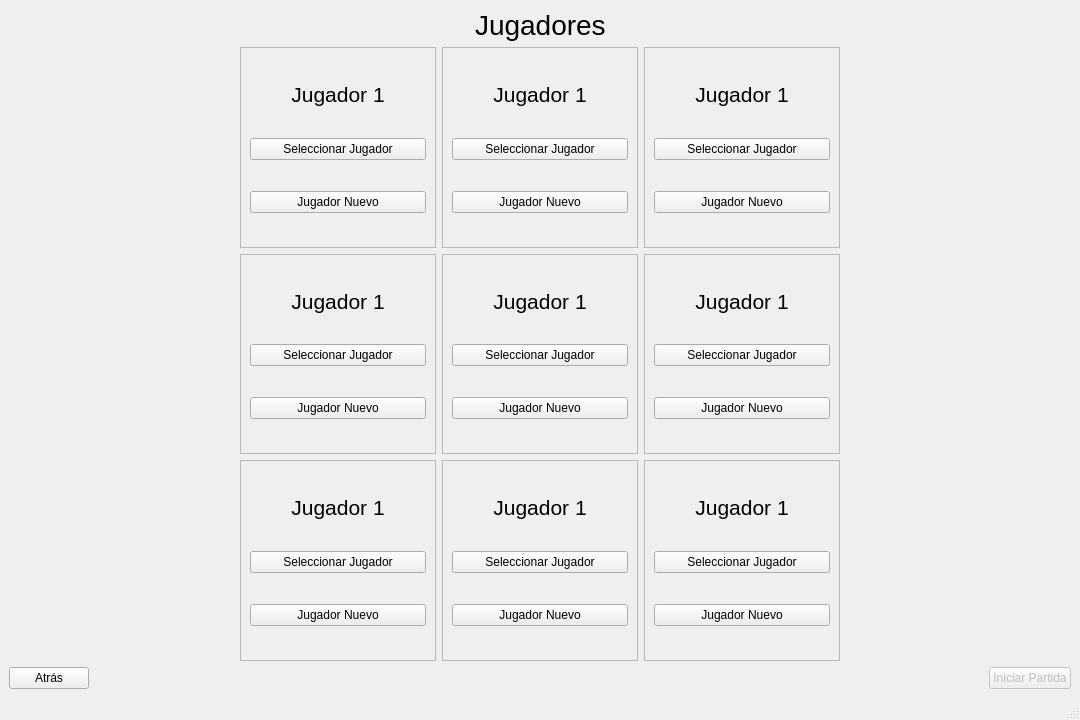
This is vista/UI/VistaGrillaJugadores.ui in fiorellavaldez/TF_LOS_8_ESCALONES as Qt 5 draws it before an edit. The edited form follows.
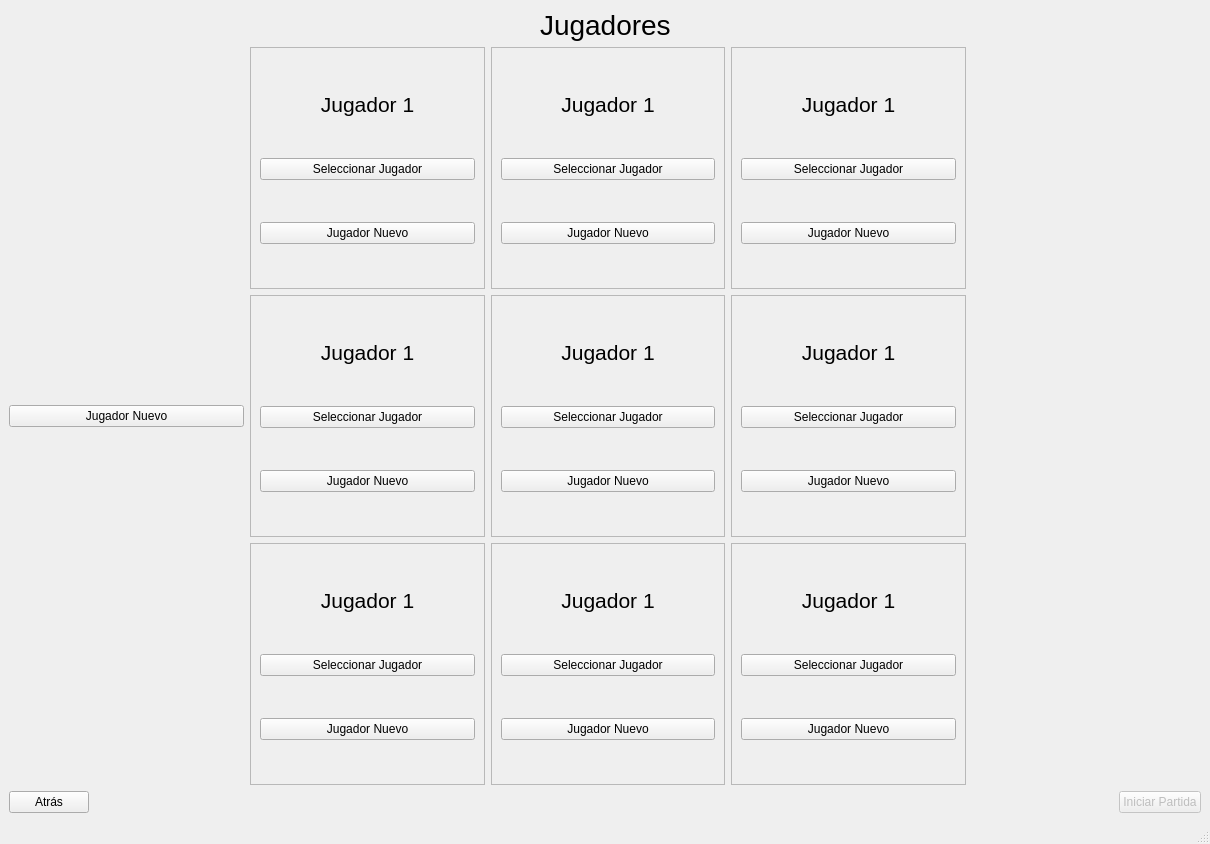
This is the edited form.

Commit message: vista juego

What changed in the file:
```diff
--- a/vista/UI/VistaGrillaJugadores.ui
+++ b/vista/UI/VistaGrillaJugadores.ui
@@ -6,8 +6,8 @@
    <rect>
     <x>0</x>
     <y>0</y>
-    <width>1080</width>
-    <height>720</height>
+    <width>1210</width>
+    <height>844</height>
    </rect>
   </property>
   <property name="windowTitle">
@@ -59,14 +59,23 @@
     </item>
     <item>
      <layout class="QGridLayout" name="gridLayout">
+      <property name="sizeConstraint">
+       <enum>QLayout::SizeConstraint::SetNoConstraint</enum>
+      </property>
       <property name="leftMargin">
-       <number>231</number>
+       <number>0</number>
       </property>
       <property name="rightMargin">
-       <number>231</number>
+       <number>0</number>
       </property>
-      <item row="1" column="0">
+      <item row="1" column="1">
        <widget class="QFrame" name="frame_16">
+        <property name="sizePolicy">
+         <sizepolicy hsizetype="Expanding" vsizetype="Expanding">
+          <horstretch>0</horstretch>
+          <verstretch>0</verstretch>
+         </sizepolicy>
+        </property>
         <property name="frameShape">
          <enum>QFrame::Shape::StyledPanel</enum>
         </property>
@@ -167,119 +176,23 @@
         </layout>
        </widget>
       </item>
-      <item row="2" column="1">
-       <widget class="QFrame" name="frame_15">
-        <property name="frameShape">
-         <enum>QFrame::Shape::StyledPanel</enum>
+      <item row="0" column="3">
+       <widget class="QFrame" name="frame_13">
+        <property name="sizePolicy">
+         <sizepolicy hsizetype="Expanding" vsizetype="Expanding">
+          <horstretch>0</horstretch>
+          <verstretch>0</verstretch>
+         </sizepolicy>
         </property>
-        <property name="frameShadow">
-         <enum>QFrame::Shadow::Raised</enum>
-        </property>
-        <layout class="QVBoxLayout" name="verticalLayout_9">
-         <item>
-          <spacer name="verticalSpacer_147">
-           <property name="orientation">
-            <enum>Qt::Orientation::Vertical</enum>
-           </property>
-           <property name="sizeHint" stdset="0">
-            <size>
-             <width>20</width>
-             <height>40</height>
-            </size>
-           </property>
-          </spacer>
-         </item>
-         <item>
-          <widget class="QLabel" name="label_56">
-           <property name="enabled">
-            <bool>true</bool>
-           </property>
-           <property name="sizePolicy">
-            <sizepolicy hsizetype="Minimum" vsizetype="Minimum">
-             <horstretch>0</horstretch>
-             <verstretch>0</verstretch>
-            </sizepolicy>
-           </property>
-           <property name="font">
-            <font>
-             <pointsize>16</pointsize>
-            </font>
-           </property>
-           <property name="text">
-            <string>Jugador 1</string>
-           </property>
-           <property name="alignment">
-            <set>Qt::AlignmentFlag::AlignCenter</set>
-           </property>
-          </widget>
-         </item>
-         <item>
-          <spacer name="verticalSpacer_148">
-           <property name="orientation">
-            <enum>Qt::Orientation::Vertical</enum>
-           </property>
-           <property name="sizeHint" stdset="0">
-            <size>
-             <width>20</width>
-             <height>40</height>
-            </size>
-           </property>
-          </spacer>
-         </item>
-         <item>
-          <widget class="QPushButton" name="pushButton_113">
-           <property name="text">
-            <string>Seleccionar Jugador</string>
-           </property>
-          </widget>
-         </item>
-         <item>
-          <spacer name="verticalSpacer_149">
-           <property name="orientation">
-            <enum>Qt::Orientation::Vertical</enum>
-           </property>
-           <property name="sizeHint" stdset="0">
-            <size>
-             <width>20</width>
-             <height>40</height>
-            </size>
-           </property>
-          </spacer>
-         </item>
-         <item>
-          <widget class="QPushButton" name="pushButton_114">
-           <property name="text">
-            <string>Jugador Nuevo</string>
-           </property>
-          </widget>
-         </item>
-         <item>
-          <spacer name="verticalSpacer_6">
-           <property name="orientation">
-            <enum>Qt::Orientation::Vertical</enum>
-           </property>
-           <property name="sizeHint" stdset="0">
-            <size>
-             <width>20</width>
-             <height>40</height>
-            </size>
-           </property>
-          </spacer>
-         </item>
-        </layout>
-       </widget>
-      </item>
-      <item row="0" column="1">
-       <widget class="QFrame" name="frame_12">
         <property name="frameShape">
          <enum>QFrame::Shape::StyledPanel</enum>
         </property>
         <property name="frameShadow">
          <enum>QFrame::Shadow::Raised</enum>
         </property>
-        <layout class="QVBoxLayout" name="verticalLayout_4">
+        <layout class="QVBoxLayout" name="verticalLayout_7">
          <item>
-          <spacer name="verticalSpacer_138">
+          <spacer name="verticalSpacer_141">
            <property name="orientation">
             <enum>Qt::Orientation::Vertical</enum>
            </property>
@@ -292,7 +205,7 @@
           </spacer>
          </item>
          <item>
-          <widget class="QLabel" name="label_53">
+          <widget class="QLabel" name="label_54">
            <property name="enabled">
             <bool>true</bool>
            </property>
@@ -316,7 +229,7 @@
           </widget>
          </item>
          <item>
-          <spacer name="verticalSpacer_139">
+          <spacer name="verticalSpacer_142">
            <property name="orientation">
             <enum>Qt::Orientation::Vertical</enum>
            </property>
@@ -329,14 +242,14 @@
           </spacer>
          </item>
          <item>
-          <widget class="QPushButton" name="pushButton_107">
+          <widget class="QPushButton" name="pushButton_109">
            <property name="text">
             <string>Seleccionar Jugador</string>
            </property>
           </widget>
          </item>
          <item>
-          <spacer name="verticalSpacer_140">
+          <spacer name="verticalSpacer_143">
            <property name="orientation">
             <enum>Qt::Orientation::Vertical</enum>
            </property>
@@ -349,14 +262,14 @@
           </spacer>
          </item>
          <item>
-          <widget class="QPushButton" name="pushButton_108">
+          <widget class="QPushButton" name="pushButton_110">
            <property name="text">
             <string>Jugador Nuevo</string>
            </property>
           </widget>
          </item>
          <item>
-          <spacer name="verticalSpacer_3">
+          <spacer name="verticalSpacer_4">
            <property name="orientation">
             <enum>Qt::Orientation::Vertical</enum>
            </property>
@@ -371,110 +284,14 @@
         </layout>
        </widget>
       </item>
-      <item row="1" column="1">
-       <widget class="QFrame" name="frame_14">
-        <property name="frameShape">
-         <enum>QFrame::Shape::StyledPanel</enum>
-        </property>
-        <property name="frameShadow">
-         <enum>QFrame::Shadow::Raised</enum>
-        </property>
-        <layout class="QVBoxLayout" name="verticalLayout_8">
-         <item>
-          <spacer name="verticalSpacer_144">
-           <property name="orientation">
-            <enum>Qt::Orientation::Vertical</enum>
-           </property>
-           <property name="sizeHint" stdset="0">
-            <size>
-             <width>20</width>
-             <height>40</height>
-            </size>
-           </property>
-          </spacer>
-         </item>
-         <item>
-          <widget class="QLabel" name="label_55">
-           <property name="enabled">
-            <bool>true</bool>
-           </property>
-           <property name="sizePolicy">
-            <sizepolicy hsizetype="Minimum" vsizetype="Minimum">
-             <horstretch>0</horstretch>
-             <verstretch>0</verstretch>
-            </sizepolicy>
-           </property>
-           <property name="font">
-            <font>
-             <pointsize>16</pointsize>
-            </font>
-           </property>
-           <property name="text">
-            <string>Jugador 1</string>
-           </property>
-           <property name="alignment">
-            <set>Qt::AlignmentFlag::AlignCenter</set>
-           </property>
-          </widget>
-         </item>
-         <item>
-          <spacer name="verticalSpacer_145">
-           <property name="orientation">
-            <enum>Qt::Orientation::Vertical</enum>
-           </property>
-           <property name="sizeHint" stdset="0">
-            <size>
-             <width>20</width>
-             <height>40</height>
-            </size>
-           </property>
-          </spacer>
-         </item>
-         <item>
-          <widget class="QPushButton" name="pushButton_111">
-           <property name="text">
-            <string>Seleccionar Jugador</string>
-           </property>
-          </widget>
-         </item>
-         <item>
-          <spacer name="verticalSpacer_146">
-           <property name="orientation">
-            <enum>Qt::Orientation::Vertical</enum>
-           </property>
-           <property name="sizeHint" stdset="0">
-            <size>
-             <width>20</width>
-             <height>40</height>
-            </size>
-           </property>
-          </spacer>
-         </item>
-         <item>
-          <widget class="QPushButton" name="pushButton_112">
-           <property name="text">
-            <string>Jugador Nuevo</string>
-           </property>
-          </widget>
-         </item>
-         <item>
-          <spacer name="verticalSpacer_5">
-           <property name="orientation">
-            <enum>Qt::Orientation::Vertical</enum>
-           </property>
-           <property name="sizeHint" stdset="0">
-            <size>
-             <width>20</width>
-             <height>40</height>
-            </size>
-           </property>
-          </spacer>
-         </item>
-        </layout>
-       </widget>
-      </item>
-      <item row="1" column="2">
+      <item row="1" column="3">
        <widget class="QFrame" name="frame_17">
+        <property name="sizePolicy">
+         <sizepolicy hsizetype="Expanding" vsizetype="Expanding">
+          <horstretch>0</horstretch>
+          <verstretch>0</verstretch>
+         </sizepolicy>
+        </property>
         <property name="frameShape">
          <enum>QFrame::Shape::StyledPanel</enum>
         </property>
@@ -575,8 +392,230 @@
         </layout>
        </widget>
       </item>
-      <item row="2" column="0">
+      <item row="2" column="3">
+       <widget class="QFrame" name="frame_19">
+        <property name="sizePolicy">
+         <sizepolicy hsizetype="Expanding" vsizetype="Expanding">
+          <horstretch>0</horstretch>
+          <verstretch>0</verstretch>
+         </sizepolicy>
+        </property>
+        <property name="frameShape">
+         <enum>QFrame::Shape::StyledPanel</enum>
+        </property>
+        <property name="frameShadow">
+         <enum>QFrame::Shadow::Raised</enum>
+        </property>
+        <layout class="QVBoxLayout" name="verticalLayout_30">
+         <item>
+          <spacer name="verticalSpacer_159">
+           <property name="orientation">
+            <enum>Qt::Orientation::Vertical</enum>
+           </property>
+           <property name="sizeHint" stdset="0">
+            <size>
+             <width>20</width>
+             <height>40</height>
+            </size>
+           </property>
+          </spacer>
+         </item>
+         <item>
+          <widget class="QLabel" name="label_60">
+           <property name="enabled">
+            <bool>true</bool>
+           </property>
+           <property name="sizePolicy">
+            <sizepolicy hsizetype="Minimum" vsizetype="Minimum">
+             <horstretch>0</horstretch>
+             <verstretch>0</verstretch>
+            </sizepolicy>
+           </property>
+           <property name="font">
+            <font>
+             <pointsize>16</pointsize>
+            </font>
+           </property>
+           <property name="text">
+            <string>Jugador 1</string>
+           </property>
+           <property name="alignment">
+            <set>Qt::AlignmentFlag::AlignCenter</set>
+           </property>
+          </widget>
+         </item>
+         <item>
+          <spacer name="verticalSpacer_160">
+           <property name="orientation">
+            <enum>Qt::Orientation::Vertical</enum>
+           </property>
+           <property name="sizeHint" stdset="0">
+            <size>
+             <width>20</width>
+             <height>40</height>
+            </size>
+           </property>
+          </spacer>
+         </item>
+         <item>
+          <widget class="QPushButton" name="pushButton_121">
+           <property name="text">
+            <string>Seleccionar Jugador</string>
+           </property>
+          </widget>
+         </item>
+         <item>
+          <spacer name="verticalSpacer_161">
+           <property name="orientation">
+            <enum>Qt::Orientation::Vertical</enum>
+           </property>
+           <property name="sizeHint" stdset="0">
+            <size>
+             <width>20</width>
+             <height>40</height>
+            </size>
+           </property>
+          </spacer>
+         </item>
+         <item>
+          <widget class="QPushButton" name="pushButton_122">
+           <property name="text">
+            <string>Jugador Nuevo</string>
+           </property>
+          </widget>
+         </item>
+         <item>
+          <spacer name="verticalSpacer_10">
+           <property name="orientation">
+            <enum>Qt::Orientation::Vertical</enum>
+           </property>
+           <property name="sizeHint" stdset="0">
+            <size>
+             <width>20</width>
+             <height>40</height>
+            </size>
+           </property>
+          </spacer>
+         </item>
+        </layout>
+       </widget>
+      </item>
+      <item row="0" column="2">
+       <widget class="QFrame" name="frame_12">
+        <property name="sizePolicy">
+         <sizepolicy hsizetype="Expanding" vsizetype="Expanding">
+          <horstretch>0</horstretch>
+          <verstretch>0</verstretch>
+         </sizepolicy>
+        </property>
+        <property name="frameShape">
+         <enum>QFrame::Shape::StyledPanel</enum>
+        </property>
+        <property name="frameShadow">
+         <enum>QFrame::Shadow::Raised</enum>
+        </property>
+        <layout class="QVBoxLayout" name="verticalLayout_4">
+         <item>
+          <spacer name="verticalSpacer_138">
+           <property name="orientation">
+            <enum>Qt::Orientation::Vertical</enum>
+           </property>
+           <property name="sizeHint" stdset="0">
+            <size>
+             <width>20</width>
+             <height>40</height>
+            </size>
+           </property>
+          </spacer>
+         </item>
+         <item>
+          <widget class="QLabel" name="label_53">
+           <property name="enabled">
+            <bool>true</bool>
+           </property>
+           <property name="sizePolicy">
+            <sizepolicy hsizetype="Minimum" vsizetype="Minimum">
+             <horstretch>0</horstretch>
+             <verstretch>0</verstretch>
+            </sizepolicy>
+           </property>
+           <property name="font">
+            <font>
+             <pointsize>16</pointsize>
+            </font>
+           </property>
+           <property name="text">
+            <string>Jugador 1</string>
+           </property>
+           <property name="alignment">
+            <set>Qt::AlignmentFlag::AlignCenter</set>
+           </property>
+          </widget>
+         </item>
+         <item>
+          <spacer name="verticalSpacer_139">
+           <property name="orientation">
+            <enum>Qt::Orientation::Vertical</enum>
+           </property>
+           <property name="sizeHint" stdset="0">
+            <size>
+             <width>20</width>
+             <height>40</height>
+            </size>
+           </property>
+          </spacer>
+         </item>
+         <item>
+          <widget class="QPushButton" name="pushButton_107">
+           <property name="text">
+            <string>Seleccionar Jugador</string>
+           </property>
+          </widget>
+         </item>
+         <item>
+          <spacer name="verticalSpacer_140">
+           <property name="orientation">
+            <enum>Qt::Orientation::Vertical</enum>
+           </property>
+           <property name="sizeHint" stdset="0">
+            <size>
+             <width>20</width>
+             <height>40</height>
+            </size>
+           </property>
+          </spacer>
+         </item>
+         <item>
+          <widget class="QPushButton" name="pushButton_108">
+           <property name="text">
+            <string>Jugador Nuevo</string>
+           </property>
+          </widget>
+         </item>
+         <item>
+          <spacer name="verticalSpacer_3">
+           <property name="orientation">
+            <enum>Qt::Orientation::Vertical</enum>
+           </property>
+           <property name="sizeHint" stdset="0">
+            <size>
+             <width>20</width>
+             <height>40</height>
+            </size>
+           </property>
+          </spacer>
+         </item>
+        </layout>
+       </widget>
+      </item>
+      <item row="2" column="1">
        <widget class="QFrame" name="frame_18">
+        <property name="sizePolicy">
+         <sizepolicy hsizetype="Expanding" vsizetype="Expanding">
+          <horstretch>0</horstretch>
+          <verstretch>0</verstretch>
+         </sizepolicy>
+        </property>
         <property name="frameShape">
          <enum>QFrame::Shape::StyledPanel</enum>
         </property>
@@ -677,17 +716,131 @@
         </layout>
        </widget>
       </item>
+      <item row="1" column="2">
+       <widget class="QFrame" name="frame_14">
+        <property name="sizePolicy">
+         <sizepolicy hsizetype="Expanding" vsizetype="Expanding">
+          <horstretch>0</horstretch>
+          <verstretch>0</verstretch>
+         </sizepolicy>
+        </property>
+        <property name="frameShape">
+         <enum>QFrame::Shape::StyledPanel</enum>
+        </property>
+        <property name="frameShadow">
+         <enum>QFrame::Shadow::Raised</enum>
+        </property>
+        <layout class="QVBoxLayout" name="verticalLayout_8">
+         <item>
+          <spacer name="verticalSpacer_144">
+           <property name="orientation">
+            <enum>Qt::Orientation::Vertical</enum>
+           </property>
+           <property name="sizeHint" stdset="0">
+            <size>
+             <width>20</width>
+             <height>40</height>
+            </size>
+           </property>
+          </spacer>
+         </item>
+         <item>
+          <widget class="QLabel" name="label_55">
+           <property name="enabled">
+            <bool>true</bool>
+           </property>
+           <property name="sizePolicy">
+            <sizepolicy hsizetype="Minimum" vsizetype="Minimum">
+             <horstretch>0</horstretch>
+             <verstretch>0</verstretch>
+            </sizepolicy>
+           </property>
+           <property name="font">
+            <font>
+             <pointsize>16</pointsize>
+            </font>
+           </property>
+           <property name="text">
+            <string>Jugador 1</string>
+           </property>
+           <property name="alignment">
+            <set>Qt::AlignmentFlag::AlignCenter</set>
+           </property>
+          </widget>
+         </item>
+         <item>
+          <spacer name="verticalSpacer_145">
+           <property name="orientation">
+            <enum>Qt::Orientation::Vertical</enum>
+           </property>
+           <property name="sizeHint" stdset="0">
+            <size>
+             <width>20</width>
+             <height>40</height>
+            </size>
+           </property>
+          </spacer>
+         </item>
+         <item>
+          <widget class="QPushButton" name="pushButton_111">
+           <property name="text">
+            <string>Seleccionar Jugador</string>
+           </property>
+          </widget>
+         </item>
+         <item>
+          <spacer name="verticalSpacer_146">
+           <property name="orientation">
+            <enum>Qt::Orientation::Vertical</enum>
+           </property>
+           <property name="sizeHint" stdset="0">
+            <size>
+             <width>20</width>
+             <height>40</height>
+            </size>
+           </property>
+          </spacer>
+         </item>
+         <item>
+          <widget class="QPushButton" name="pushButton_112">
+           <property name="text">
+            <string>Jugador Nuevo</string>
+           </property>
+          </widget>
+         </item>
+         <item>
+          <spacer name="verticalSpacer_5">
+           <property name="orientation">
+            <enum>Qt::Orientation::Vertical</enum>
+           </property>
+           <property name="sizeHint" stdset="0">
+            <size>
+             <width>20</width>
+             <height>40</height>
+            </size>
+           </property>
+          </spacer>
+         </item>
+        </layout>
+       </widget>
+      </item>
       <item row="2" column="2">
-       <widget class="QFrame" name="frame_19">
+       <widget class="QFrame" name="frame_15">
+        <property name="sizePolicy">
+         <sizepolicy hsizetype="Expanding" vsizetype="Expanding">
+          <horstretch>0</horstretch>
+          <verstretch>0</verstretch>
+         </sizepolicy>
+        </property>
         <property name="frameShape">
          <enum>QFrame::Shape::StyledPanel</enum>
         </property>
         <property name="frameShadow">
          <enum>QFrame::Shadow::Raised</enum>
         </property>
-        <layout class="QVBoxLayout" name="verticalLayout_30">
+        <layout class="QVBoxLayout" name="verticalLayout_9">
          <item>
-          <spacer name="verticalSpacer_159">
+          <spacer name="verticalSpacer_147">
            <property name="orientation">
             <enum>Qt::Orientation::Vertical</enum>
            </property>
@@ -700,7 +853,7 @@
           </spacer>
          </item>
          <item>
-          <widget class="QLabel" name="label_60">
+          <widget class="QLabel" name="label_56">
            <property name="enabled">
             <bool>true</bool>
            </property>
@@ -724,7 +877,7 @@
           </widget>
          </item>
          <item>
-          <spacer name="verticalSpacer_160">
+          <spacer name="verticalSpacer_148">
            <property name="orientation">
             <enum>Qt::Orientation::Vertical</enum>
            </property>
@@ -737,14 +890,14 @@
           </spacer>
          </item>
          <item>
-          <widget class="QPushButton" name="pushButton_121">
+          <widget class="QPushButton" name="pushButton_113">
            <property name="text">
             <string>Seleccionar Jugador</string>
            </property>
           </widget>
          </item>
          <item>
-          <spacer name="verticalSpacer_161">
+          <spacer name="verticalSpacer_149">
            <property name="orientation">
             <enum>Qt::Orientation::Vertical</enum>
            </property>
@@ -757,14 +910,14 @@
           </spacer>
          </item>
          <item>
-          <widget class="QPushButton" name="pushButton_122">
+          <widget class="QPushButton" name="pushButton_114">
            <property name="text">
             <string>Jugador Nuevo</string>
            </property>
           </widget>
          </item>
          <item>
-          <spacer name="verticalSpacer_10">
+          <spacer name="verticalSpacer_6">
            <property name="orientation">
             <enum>Qt::Orientation::Vertical</enum>
            </property>
@@ -779,8 +932,14 @@
         </layout>
        </widget>
       </item>
-      <item row="0" column="0">
+      <item row="0" column="1">
        <widget class="QFrame" name="frame_11">
+        <property name="sizePolicy">
+         <sizepolicy hsizetype="Expanding" vsizetype="Expanding">
+          <horstretch>0</horstretch>
+          <verstretch>0</verstretch>
+         </sizepolicy>
+        </property>
         <property name="frameShape">
          <enum>QFrame::Shape::StyledPanel</enum>
         </property>
@@ -881,106 +1040,37 @@
         </layout>
        </widget>
       </item>
-      <item row="0" column="2">
-       <widget class="QFrame" name="frame_13">
-        <property name="frameShape">
-         <enum>QFrame::Shape::StyledPanel</enum>
+      <item row="0" column="0">
+       <spacer name="horizontalSpacer_6">
+        <property name="orientation">
+         <enum>Qt::Orientation::Horizontal</enum>
         </property>
-        <property name="frameShadow">
-         <enum>QFrame::Shadow::Raised</enum>
+        <property name="sizeHint" stdset="0">
+         <size>
+          <width>40</width>
+          <height>20</height>
+         </size>
         </property>
-        <layout class="QVBoxLayout" name="verticalLayout_7">
-         <item>
-          <spacer name="verticalSpacer_141">
-           <property name="orientation">
-            <enum>Qt::Orientation::Vertical</enum>
-           </property>
-           <property name="sizeHint" stdset="0">
-            <size>
-             <width>20</width>
-             <height>40</height>
-            </size>
-           </property>
-          </spacer>
-         </item>
-         <item>
-          <widget class="QLabel" name="label_54">
-           <property name="enabled">
-            <bool>true</bool>
-           </property>
-           <property name="sizePolicy">
-            <sizepolicy hsizetype="Minimum" vsizetype="Minimum">
-             <horstretch>0</horstretch>
-             <verstretch>0</verstretch>
-            </sizepolicy>
-           </property>
-           <property name="font">
-            <font>
-             <pointsize>16</pointsize>
-            </font>
-           </property>
-           <property name="text">
-            <string>Jugador 1</string>
-           </property>
-           <property name="alignment">
-            <set>Qt::AlignmentFlag::AlignCenter</set>
-           </property>
-          </widget>
-         </item>
-         <item>
-          <spacer name="verticalSpacer_142">
-           <property name="orientation">
-            <enum>Qt::Orientation::Vertical</enum>
-           </property>
-           <property name="sizeHint" stdset="0">
-            <size>
-             <width>20</width>
-             <height>40</height>
-            </size>
-           </property>
-          </spacer>
-         </item>
-         <item>
-          <widget class="QPushButton" name="pushButton_109">
-           <property name="text">
-            <string>Seleccionar Jugador</string>
-           </property>
-          </widget>
-         </item>
-         <item>
-          <spacer name="verticalSpacer_143">
-           <property name="orientation">
-            <enum>Qt::Orientation::Vertical</enum>
-           </property>
-           <property name="sizeHint" stdset="0">
-            <size>
-             <width>20</width>
-             <height>40</height>
-            </size>
-           </property>
-          </spacer>
-         </item>
-         <item>
-          <widget class="QPushButton" name="pushButton_110">
-           <property name="text">
-            <string>Jugador Nuevo</string>
-           </property>
-          </widget>
-         </item>
-         <item>
-          <spacer name="verticalSpacer_4">
-           <property name="orientation">
-            <enum>Qt::Orientation::Vertical</enum>
-           </property>
-           <property name="sizeHint" stdset="0">
-            <size>
-             <width>20</width>
-             <height>40</height>
-            </size>
-           </property>
-          </spacer>
-         </item>
-        </layout>
+       </spacer>
+      </item>
+      <item row="0" column="4">
+       <spacer name="horizontalSpacer_7">
+        <property name="orientation">
+         <enum>Qt::Orientation::Horizontal</enum>
+        </property>
+        <property name="sizeHint" stdset="0">
+         <size>
+          <width>40</width>
+          <height>20</height>
+         </size>
+        </property>
+       </spacer>
+      </item>
+      <item row="1" column="0">
+       <widget class="QPushButton" name="pushButton_123">
+        <property name="text">
+         <string>Jugador Nuevo</string>
+        </property>
        </widget>
       </item>
      </layout>
```
The commit also changes 2 other files.
